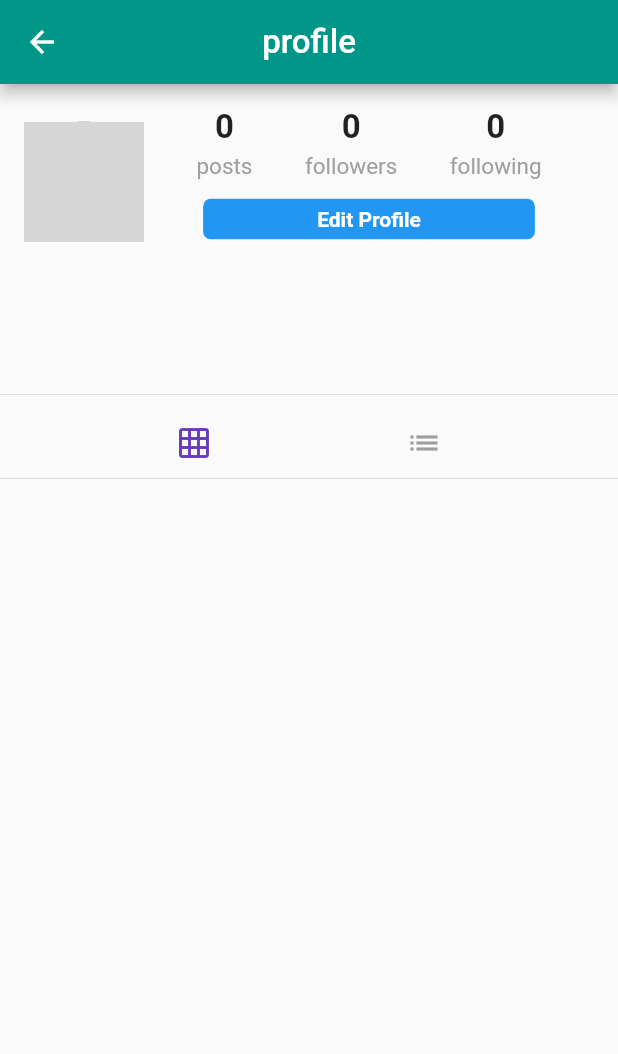
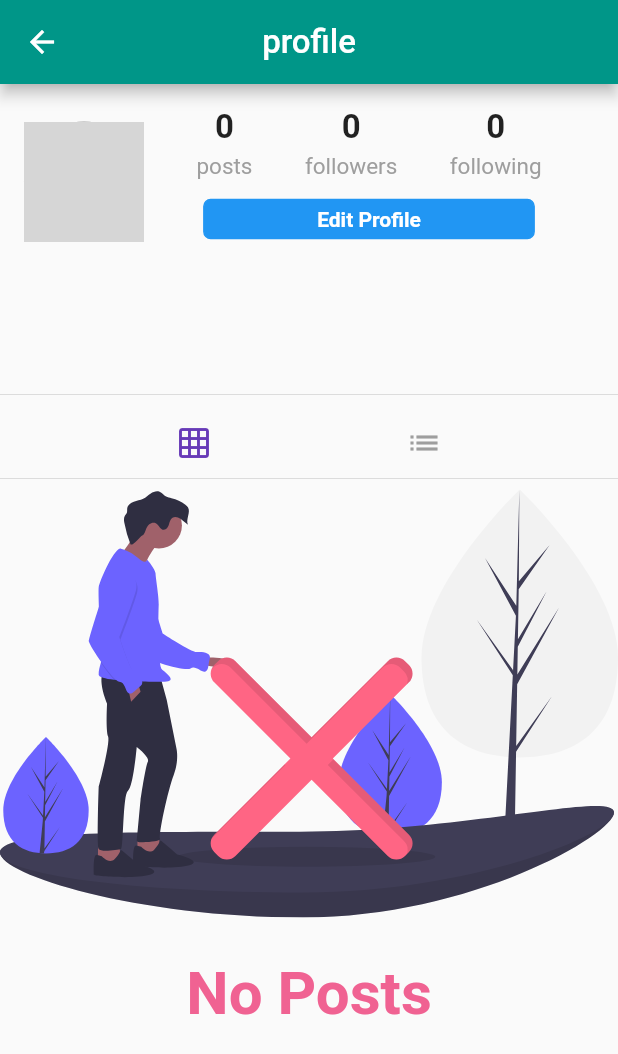
Before and after one commit to amirmekk/Bibliolater-social-network, a Flutter app: the Profile screen opened directly, on a phone screen of 412 x 824 dp. Shown: the top 1054 px of the screen. Run offline on Flutter 3.47's test engine with Material 2 defaults, Android fonts, the phone set to English and light mode, and no system bars; our stand-ins replace cached_network_image, cloud_firestore, firebase_storage, flutter_svg, geolocator, google_sign_in and 1 more; accounts and stored records are empty; network calls fail; grey boxes are pictures that could not be loaded.

Commit message:
when there is no posts an svg is there to cover for it

```diff
--- a/lib/pages/profile.dart
+++ b/lib/pages/profile.dart
@@ -1,6 +1,7 @@
 import 'package:cached_network_image/cached_network_image.dart';
 import 'package:cloud_firestore/cloud_firestore.dart';
 import 'package:flutter/material.dart';
+import 'package:flutter_svg/svg.dart';
 import 'package:social_network/models/user.dart';
 import 'package:social_network/pages/edit_profile.dart';
 //import 'package:social_network/pages/timeline.dart';
@@ -26,7 +27,7 @@ class _ProfileState extends State<Profile> {
   @override
   void initState() {
     super.initState();
-    getProfilePosts();
+    //getProfilePosts();
   }
 
   getProfilePosts() async {
@@ -199,8 +200,36 @@ class _ProfileState extends State<Profile> {
   }
 
   buildProfilePosts() {
+    final Orientation orientation = MediaQuery.of(context).orientation;
     if (_isLoading) {
       return circularProgress(context);
+    } else if (posts.isEmpty) {
+      return Container(
+        child: Center(
+          child: ListView(
+            shrinkWrap: true,
+            children: <Widget>[
+              SvgPicture.asset(
+                'assets/images/no_content.svg',
+                height: orientation == Orientation.portrait ? 300 : 150,
+              ),
+              Padding(
+                padding: const EdgeInsets.fromLTRB(50, 20, 50, 0),
+                child: Center(
+                  child: Text(
+                    'No Posts',
+                    style: TextStyle(
+                      color: Colors.pink[300],
+                      fontSize: 40,
+                      fontWeight: FontWeight.bold,
+                     ),
+                  ),
+                ),
+              ),
+            ],
+          ),
+        ),
+      );
     } else if (postOrientation == 'grid') {
       List<GridTile> gridTiles = [];
       posts.forEach((post) {
```
